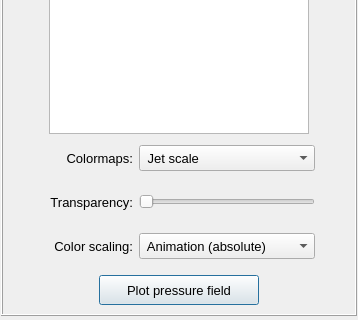
Qt form pulse/interface/data/ui_files/plots/results/acoustic/plot_acoustic_pressure_field_for_harmonic_analysis.ui (open-pulse/OpenPulse) before a commit; both pictures show x 0 to 358 and y 179 to 499 of the 358 by 499 pixel window.
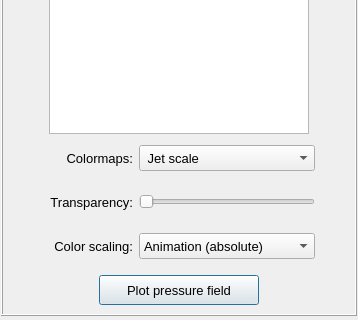
The same form after that commit.

Commit message: Adjust the color scales from some acoustic plot ui-files

```diff
--- a/pulse/interface/data/ui_files/plots/results/acoustic/plot_acoustic_pressure_field_for_harmonic_analysis.ui
+++ b/pulse/interface/data/ui_files/plots/results/acoustic/plot_acoustic_pressure_field_for_harmonic_analysis.ui
@@ -382,7 +382,7 @@
            </property>
            <item>
             <property name="text">
-             <string> Animation (absolute)</string>
+             <string>Animation (absolute)</string>
             </property>
            </item>
            <item>
```
Left out of the diff: 8 changed lines with no effect on the pictures. The commit also changes 1 other file.
